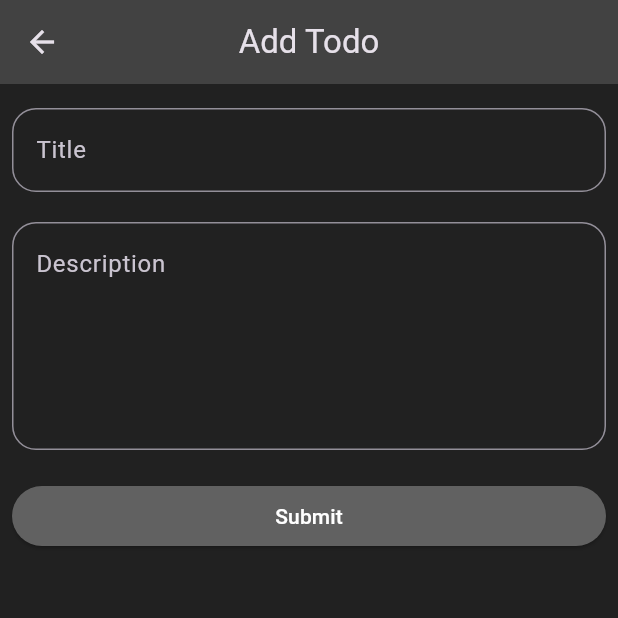
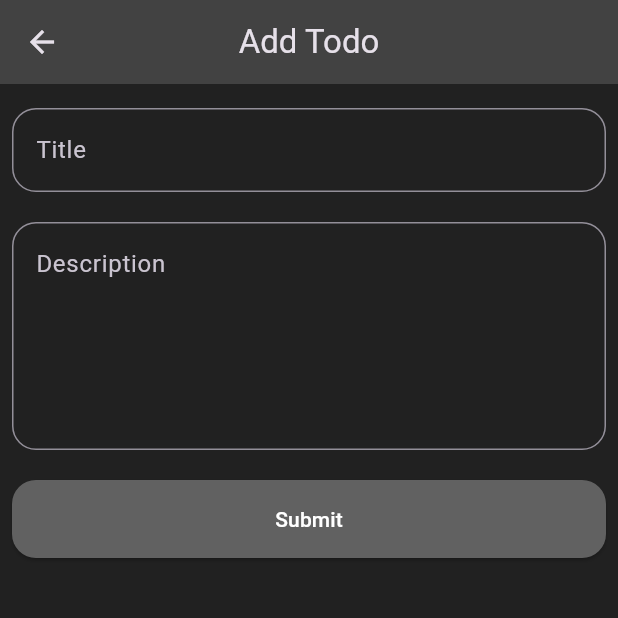
Before and after one commit to AhmedKhaled8907/todo_app_with_api, a Flutter app: the screen it shows after launch, after a tap on "Add Todo", on a phone screen of 412 x 824 dp, the top half of it. Run offline on Flutter 3.47's test engine with Material 3 defaults, Android fonts, the phone set to English and light mode, and no system bars; network calls fail.

Commit message:
edit an existed todo item

```diff
--- a/lib/screens/add_page.dart
+++ b/lib/screens/add_page.dart
@@ -4,7 +4,8 @@ import 'package:flutter/material.dart';
 import 'package:http/http.dart' as http;
 
 class AddPage extends StatefulWidget {
-  const AddPage({super.key});
+  const AddPage({super.key, this.todo});
+  final Map? todo;
 
   @override
   State<AddPage> createState() => _AddPageState();
@@ -13,12 +14,25 @@ class AddPage extends StatefulWidget {
 class _AddPageState extends State<AddPage> {
   final TextEditingController titleController = TextEditingController();
   final TextEditingController descriptionController = TextEditingController();
+  bool isEdit = false;
+
+  @override
+  void initState() {
+    super.initState();
+    final todo = widget.todo;
+    if (todo != null) {
+      isEdit = true;
+      titleController.text = todo['title'];
+      descriptionController.text = todo['description'];
+    }
+  }
+
   @override
   Widget build(BuildContext context) {
     return Scaffold(
       appBar: AppBar(
         centerTitle: true,
-        title: const Text('Add Todo'),
+        title: isEdit ? const Text('Edit Todo') : const Text('Add Todo'),
       ),
       body: ListView(
         padding: const EdgeInsets.all(8).copyWith(top: 16),
@@ -64,15 +78,49 @@ class _AddPageState extends State<AddPage> {
             style: ElevatedButton.styleFrom(
               backgroundColor: Colors.grey[700],
               foregroundColor: Colors.white,
+              shape: RoundedRectangleBorder(
+                borderRadius: BorderRadius.circular(16),
+              ),
             ),
-            onPressed: () {
-              submitData();
-            },
-            child: const Text('Submit'),
+            onPressed: isEdit ? updateData : submitData,
+            child: Padding(
+              padding: const EdgeInsets.all(16),
+              child: Text(isEdit ? 'Update' : 'Submit'),
+            ),
           ),
         ],
       ),
     );
+  }
+
+  Future<void> updateData() async {
+    final todo = widget.todo;
+    if (todo == null) {
+      return;
+    }
+    // get the data from the text fields
+    final id = todo['_id'];
+    final title = titleController.text;
+    final description = descriptionController.text;
+    final body = {
+      "title": title,
+      "description": description,
+      "is_completed": false,
+    };
+    // Submit updated data to the server
+    final url = 'https://api.nstack.in/v1/todos/$id';
+    final uri = Uri.parse(url);
+    final response = await http.put(
+      uri,
+      body: jsonEncode(body),
+      headers: {'Content-Type': 'application/json'},
+    );
+    // show success or failure message to the user
+    if (response.statusCode == 200) {
+      showSuccessMessage('The todo updated successfully');
+    } else {
+      showFailureMessage('An error happened, please try again later!');
+    }
   }
 
   Future<void> submitData() async {
--- a/lib/screens/todo_list.dart
+++ b/lib/screens/todo_list.dart
@@ -27,7 +27,10 @@ class _TodoListState extends State<TodoList> {
     return Scaffold(
       appBar: AppBar(
         centerTitle: true,
-        title: const Text('Todo App'),
+        title: const Text(
+          'Todo List',
+          style: TextStyle(fontWeight: FontWeight.bold),
+        ),
       ),
       body: Visibility(
         visible: !isLoading,
@@ -51,7 +54,7 @@ class _TodoListState extends State<TodoList> {
                 trailing: PopupMenuButton(
                   onSelected: (value) {
                     if (value == 'edit') {
-                      // open edit page
+                      navigateToEditPage(item);
                     }
                     if (value == 'delete') {
                       // delete and remove the item from the UI
@@ -82,12 +85,28 @@ class _TodoListState extends State<TodoList> {
     );
   }
 
-  void navigateToAddPage() {
-    Navigator.of(context).push(
+  void navigateToEditPage(Map item) async {
+    await Navigator.of(context).push(
+      MaterialPageRoute(
+        builder: (context) => AddPage(todo: item),
+      ),
+    );
+    setState(() {
+      isLoading = true;
+    });
+    fetchTodo();
+  }
+
+  Future<void> navigateToAddPage() async {
+    await Navigator.of(context).push(
       MaterialPageRoute(
         builder: (context) => const AddPage(),
       ),
     );
+    setState(() {
+      isLoading = true;
+    });
+    fetchTodo();
   }
 
   Future<void> fetchTodo() async {
```
